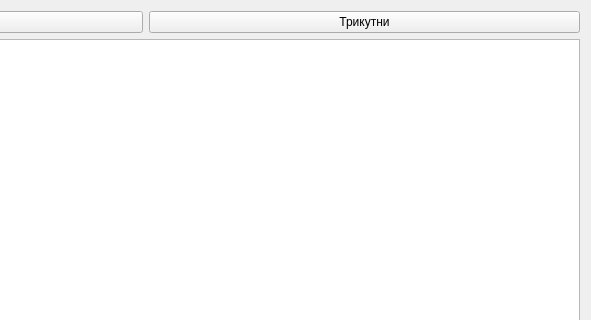
This is LR5/mainwindow.ui in AT0MBE5T/software-design as Qt 5 draws it before an edit; both pictures show x 735 to 1326 and y 0 to 320 of the 1326 by 736 pixel window. The edited form follows.
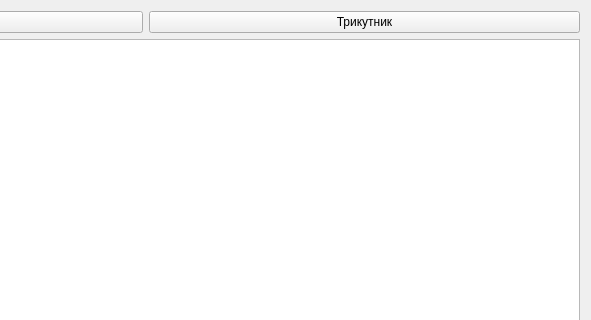
This is the edited form.

What changed in the file:
```diff
--- a/LR5/mainwindow.ui
+++ b/LR5/mainwindow.ui
@@ -37,7 +37,7 @@
       <item>
        <widget class="QPushButton" name="triangleButton">
         <property name="text">
-         <string>Трикутни</string>
+         <string>Трикутник</string>
         </property>
        </widget>
       </item>
```
